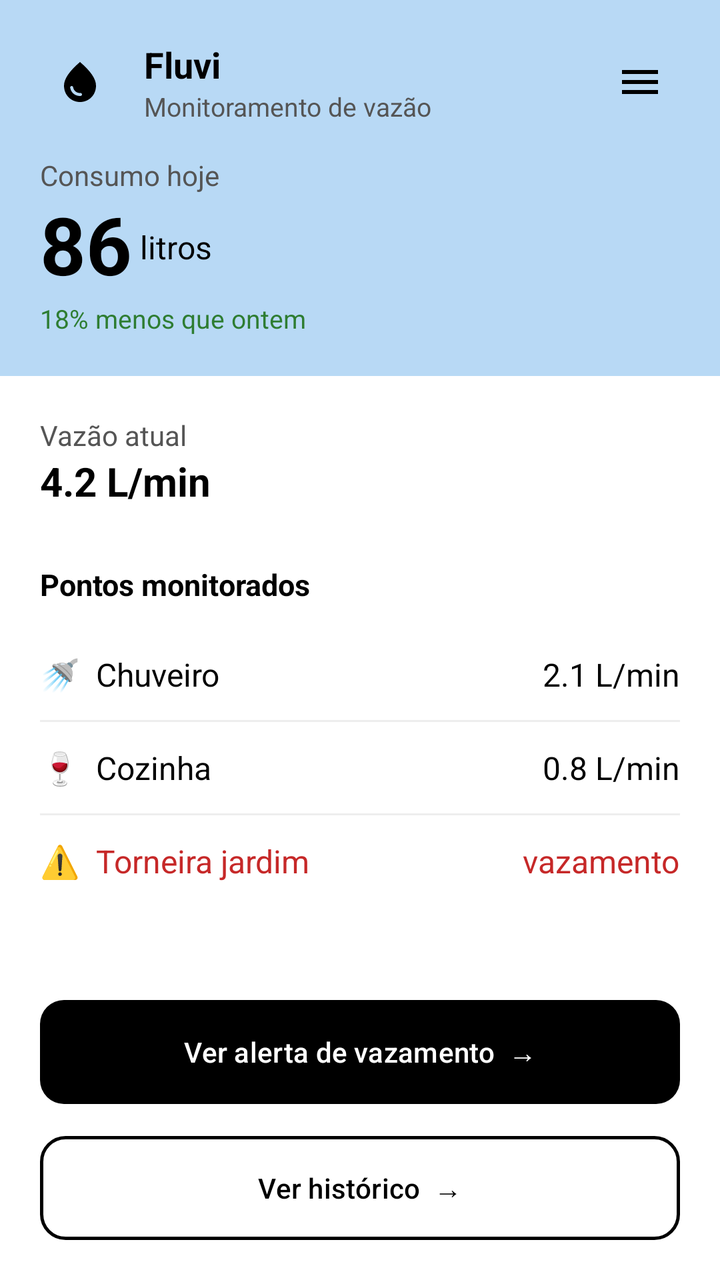
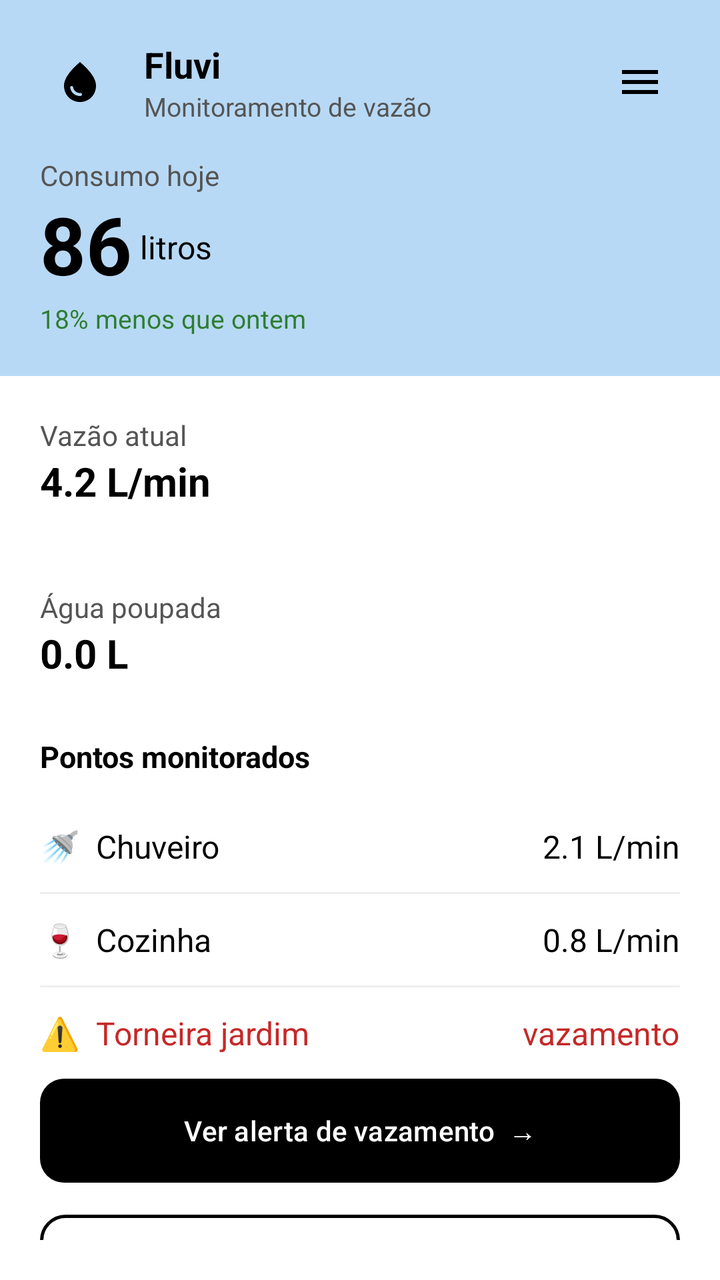

Compare the two renders of this Android layout. The source of the first and the diff that turns it into the second are given below.
<!-- AndroidManifest.xml: application theme Theme.Bombadagua -->
<!-- res/layout/activity_main_fullscreen.xml -->
<?xml version="1.0" encoding="utf-8"?>
<androidx.drawerlayout.widget.DrawerLayout
    xmlns:android="http://schemas.android.com/apk/res/android"
    xmlns:app="http://schemas.android.com/apk/res-auto"
    xmlns:tools="http://schemas.android.com/tools"
    android:id="@+id/drawerLayout"
    android:layout_width="match_parent"
    android:layout_height="match_parent">

    
    <androidx.constraintlayout.widget.ConstraintLayout
        android:id="@+id/main"
        android:layout_width="match_parent"
        android:layout_height="match_parent"
        android:background="#FFFFFF"
        tools:context=".activities.MainActivity">

        <LinearLayout
            android:layout_width="0dp"
            android:layout_height="0dp"
            android:orientation="vertical"
            app:layout_constraintTop_toTopOf="parent"
            app:layout_constraintBottom_toBottomOf="parent"
            app:layout_constraintStart_toStartOf="parent"
            app:layout_constraintEnd_toEndOf="parent">

            
            <LinearLayout
                android:layout_width="match_parent"
                android:layout_height="wrap_content"
                android:orientation="vertical"
                android:background="#B8D9F5"
                android:padding="20dp">

                
                <LinearLayout
                    android:layout_width="match_parent"
                    android:layout_height="wrap_content"
                    android:orientation="horizontal"
                    android:gravity="center_vertical">

                    <LinearLayout
                        android:layout_width="0dp"
                        android:layout_weight="1"
                        android:layout_height="wrap_content"
                        android:orientation="horizontal"
                        android:gravity="center_vertical">

                        <ImageView
                            android:layout_width="40dp"
                            android:layout_height="40dp"
                            android:src="@drawable/ic_gota"
                            android:background="@drawable/bg_icon_white"
                            android:padding="8dp"/>

                        <LinearLayout
                            android:layout_width="wrap_content"
                            android:layout_height="wrap_content"
                            android:orientation="vertical"
                            android:layout_marginStart="12dp">

                            <TextView
                                android:id="@+id/tvNomeApp"
                                android:layout_width="wrap_content"
                                android:layout_height="wrap_content"
                                android:text="Fluvi"
                                android:textSize="18sp"
                                android:textColor="#000000"
                                android:textStyle="bold"/>

                            <TextView
                                android:layout_width="wrap_content"
                                android:layout_height="wrap_content"
                                android:text="Monitoramento de vazão"
                                android:textSize="13sp"
                                android:textColor="#555555"/>
                        </LinearLayout>
                    </LinearLayout>

                    
                    <ImageView
                        android:id="@+id/btnMenu"
                        android:layout_width="40dp"
                        android:layout_height="40dp"
                        android:padding="8dp"
                        android:src="@drawable/ic_menu"
                        android:background="?attr/selectableItemBackgroundBorderless"
                        android:clickable="true"
                        android:focusable="true"
                        android:contentDescription="Abrir menu"/>
                </LinearLayout>

                <TextView
                    android:layout_width="wrap_content"
                    android:layout_height="wrap_content"
                    android:text="Consumo hoje"
                    android:layout_marginTop="16dp"
                    android:textColor="#555555"/>

                <LinearLayout
                    android:layout_width="wrap_content"
                    android:layout_height="wrap_content"
                    android:orientation="horizontal"
                    android:gravity="bottom">

                    <TextView
                        android:id="@+id/tvConsumoHoje"
                        android:layout_width="wrap_content"
                        android:layout_height="wrap_content"
                        android:text="86"
                        android:textSize="40sp"
                        android:textColor="#000000"
                        android:textStyle="bold"/>

                    <TextView
                        android:layout_width="wrap_content"
                        android:layout_height="wrap_content"
                        android:text=" litros"
                        android:textSize="16sp"
                        android:textColor="#000000"
                        android:layout_marginBottom="8dp"/>
                </LinearLayout>

                <TextView
                    android:id="@+id/tvComparativo"
                    android:layout_width="wrap_content"
                    android:layout_height="wrap_content"
                    android:text="18% menos que ontem"
                    android:textColor="#2E7D32"
                    android:textSize="13sp"/>
            </LinearLayout>

            
            <LinearLayout
                android:layout_width="match_parent"
                android:layout_height="wrap_content"
                android:orientation="vertical"
                android:background="#FFFFFF"
                android:padding="20dp">

                <TextView
                    android:layout_width="wrap_content"
                    android:layout_height="wrap_content"
                    android:text="Vazão atual"
                    android:textColor="#555555"
                    android:textSize="14sp"/>

                <TextView
                    android:id="@+id/tvVazaoAtual"
                    android:layout_width="wrap_content"
                    android:layout_height="wrap_content"
                    android:text="4.2 L/min"
                    android:textSize="20sp"
                    android:textColor="#000000"
                    android:textStyle="bold"/>
            </LinearLayout>

            
            <LinearLayout
                android:layout_width="match_parent"
                android:layout_height="0dp"
                android:layout_weight="1"
                android:orientation="vertical"
                android:background="#FFFFFF"
                android:paddingStart="20dp"
                android:paddingEnd="20dp"
                android:paddingTop="8dp"
                android:paddingBottom="20dp">

                <TextView
                    android:layout_width="wrap_content"
                    android:layout_height="wrap_content"
                    android:text="Pontos monitorados"
                    android:textStyle="bold"
                    android:textColor="#000000"
                    android:textSize="15sp"
                    android:layout_marginBottom="12dp"/>

                
                <LinearLayout
                    android:layout_width="match_parent"
                    android:layout_height="wrap_content"
                    android:orientation="horizontal"
                    android:paddingTop="12dp"
                    android:paddingBottom="12dp"
                    android:gravity="center_vertical">

                    <TextView
                        android:layout_width="0dp"
                        android:layout_weight="1"
                        android:layout_height="wrap_content"
                        android:text="🚿  Chuveiro"
                        android:textColor="#000000"
                        android:textSize="16sp"/>

                    <TextView
                        android:id="@+id/tvVazaoChuveiro"
                        android:layout_width="wrap_content"
                        android:layout_height="wrap_content"
                        android:text="2.1 L/min"
                        android:textColor="#000000"
                        android:textSize="16sp"/>
                </LinearLayout>

                <View
                    android:layout_width="match_parent"
                    android:layout_height="1dp"
                    android:background="#EEEEEE"/>

                
                <LinearLayout
                    android:layout_width="match_parent"
                    android:layout_height="wrap_content"
                    android:orientation="horizontal"
                    android:paddingTop="12dp"
                    android:paddingBottom="12dp"
                    android:gravity="center_vertical">

                    <TextView
                        android:layout_width="0dp"
                        android:layout_weight="1"
                        android:layout_height="wrap_content"
                        android:text="🍷  Cozinha"
                        android:textColor="#000000"
                        android:textSize="16sp"/>

                    <TextView
                        android:id="@+id/tvVazaoCozinha"
                        android:layout_width="wrap_content"
                        android:layout_height="wrap_content"
                        android:text="0.8 L/min"
                        android:textColor="#000000"
                        android:textSize="16sp"/>
                </LinearLayout>

                <View
                    android:layout_width="match_parent"
                    android:layout_height="1dp"
                    android:background="#EEEEEE"/>

                
                <LinearLayout
                    android:id="@+id/layoutAlertaVazamento"
                    android:layout_width="match_parent"
                    android:layout_height="wrap_content"
                    android:orientation="horizontal"
                    android:paddingTop="12dp"
                    android:paddingBottom="12dp"
                    android:gravity="center_vertical">

                    <TextView
                        android:layout_width="0dp"
                        android:layout_weight="1"
                        android:layout_height="wrap_content"
                        android:text="⚠️  Torneira jardim"
                        android:textColor="#C62828"
                        android:textSize="16sp"/>

                    <TextView
                        android:layout_width="wrap_content"
                        android:layout_height="wrap_content"
                        android:text="vazamento"
                        android:textColor="#C62828"
                        android:textSize="16sp"/>
                </LinearLayout>

                
                <View
                    android:layout_width="match_parent"
                    android:layout_height="0dp"
                    android:layout_weight="1"/>

                
                <Button
                    android:id="@+id/btnVerAlerta"
                    android:layout_width="match_parent"
                    android:layout_height="52dp"
                    android:text="Ver alerta de vazamento  →"
                    android:background="@drawable/bg_botao_preto"
                    app:backgroundTint="@null"
                    android:insetTop="0dp"
                    android:insetBottom="0dp"
                    android:textColor="#FFFFFF"
                    android:textAllCaps="false"
                    android:layout_marginBottom="16dp"/>

                
                <Button
                    android:id="@+id/btnVerHistorico"
                    android:layout_width="match_parent"
                    android:layout_height="52dp"
                    android:text="Ver histórico  →"
                    android:background="@drawable/bg_botao_borda"
                    app:backgroundTint="@null"
                    android:insetTop="0dp"
                    android:insetBottom="0dp"
                    android:textColor="#000000"
                    android:textAllCaps="false"/>

            </LinearLayout>

        </LinearLayout>

    </androidx.constraintlayout.widget.ConstraintLayout>

    
    <LinearLayout
        android:layout_width="260dp"
        android:layout_height="match_parent"
        android:layout_gravity="end"
        android:orientation="vertical"
        android:background="#FFFFFF"
        android:paddingTop="48dp"
        android:paddingStart="20dp"
        android:paddingEnd="20dp">

        <TextView
            android:layout_width="wrap_content"
            android:layout_height="wrap_content"
            android:text="Menu"
            android:textSize="20sp"
            android:textStyle="bold"
            android:textColor="#000000"
            android:layout_marginBottom="24dp"/>

        <Button
            android:id="@+id/btnConfigWifi"
            android:layout_width="match_parent"
            android:layout_height="52dp"
            android:text="Configurar Wi-Fi da ESP32"
            android:background="@drawable/bg_botao_borda"
            app:backgroundTint="@null"
            android:insetTop="0dp"
            android:insetBottom="0dp"
            android:textColor="#000000"
            android:textAllCaps="false"
            android:layout_marginBottom="12dp"/>

        <Button
            android:id="@+id/btnSairConta"
            android:layout_width="match_parent"
            android:layout_height="52dp"
            android:text="Sair da conta"
            android:background="@drawable/bg_botao_borda"
            app:backgroundTint="@null"
            android:insetTop="0dp"
            android:insetBottom="0dp"
            android:textColor="#C62828"
            android:textAllCaps="false"/>

    </LinearLayout>

</androidx.drawerlayout.widget.DrawerLayout>
<!-- resources referenced by this layout -->
<resources>
  <!-- drawable bg_botao_borda (drawable) -->
  <?xml version="1.0" encoding="utf-8"?>
  <shape xmlns:android="http://schemas.android.com/apk/res/android">
      <solid android:color="#FFFFFF"/>
      <stroke android:width="1.5dp" android:color="#000000"/>
      <corners android:radius="12dp"/>
  </shape>
  <!-- drawable bg_botao_preto (drawable) -->
  <?xml version="1.0" encoding="utf-8"?>
  <shape xmlns:android="http://schemas.android.com/apk/res/android">
      <solid android:color="#000000"/>
      <corners android:radius="12dp"/>
  </shape>
  <!-- drawable bg_icon_white (drawable) -->
  <?xml version="1.0" encoding="utf-8"?>
  <selector xmlns:android="http://schemas.android.com/apk/res/android">
  
  </selector>
  <!-- drawable ic_gota (drawable) -->
  <vector xmlns:android="http://schemas.android.com/apk/res/android" android:height="24dp" android:tint="#000000" android:viewportHeight="24" android:viewportWidth="24" android:width="24dp">
        
      <path android:fillColor="@android:color/white" android:pathData="M12,2c-5.33,4.55 -8,8.48 -8,11.8c0,4.98 3.8,8.2 8,8.2s8,-3.22 8,-8.2C20,10.48 17.33,6.55 12,2zM7.83,14c0.37,0 0.67,0.26 0.74,0.62c0.41,2.22 2.28,2.98 3.64,2.87c0.43,-0.02 0.79,0.32 0.79,0.75c0,0.4 -0.32,0.73 -0.72,0.75c-2.13,0.13 -4.62,-1.09 -5.19,-4.12C7.01,14.42 7.37,14 7.83,14z"/>
      
  </vector>
  <!-- drawable ic_menu (drawable) -->
  <?xml version="1.0" encoding="utf-8"?>
  <vector xmlns:android="http://schemas.android.com/apk/res/android"
      android:width="24dp"
      android:height="24dp"
      android:viewportWidth="24"
      android:viewportHeight="24">
      <path
          android:fillColor="#000000"
          android:pathData="M3,6h18v2H3zM3,11h18v2H3zM3,16h18v2H3z"/>
  </vector>
  <style name="Theme.Bombadagua" parent="Base.Theme.Bombadagua" />
  <style name="Base.Theme.Bombadagua" parent="Theme.Material3.DayNight.NoActionBar">
          
          
      </style>
</resources>

<!-- the commit's change to res/layout/activity_main_fullscreen.xml (unified diff, before → after) -->
@@ -150,6 +150,31 @@
                     android:layout_width="wrap_content"
                     android:layout_height="wrap_content"
                     android:text="4.2 L/min"
+                    android:textSize="20sp"
+                    android:textColor="#000000"
+                    android:textStyle="bold"/>
+            </LinearLayout>
+
+            
+            <LinearLayout
+                android:layout_width="match_parent"
+                android:layout_height="wrap_content"
+                android:orientation="vertical"
+                android:background="#FFFFFF"
+                android:padding="20dp">
+
+                <TextView
+                    android:layout_width="wrap_content"
+                    android:layout_height="wrap_content"
+                    android:text="Água poupada"
+                    android:textColor="#555555"
+                    android:textSize="14sp"/>
+
+                <TextView
+                    android:id="@+id/tvAguaPoupada"
+                    android:layout_width="wrap_content"
+                    android:layout_height="wrap_content"
+                    android:text="0.0 L"
                     android:textSize="20sp"
                     android:textColor="#000000"
                     android:textStyle="bold"/>
